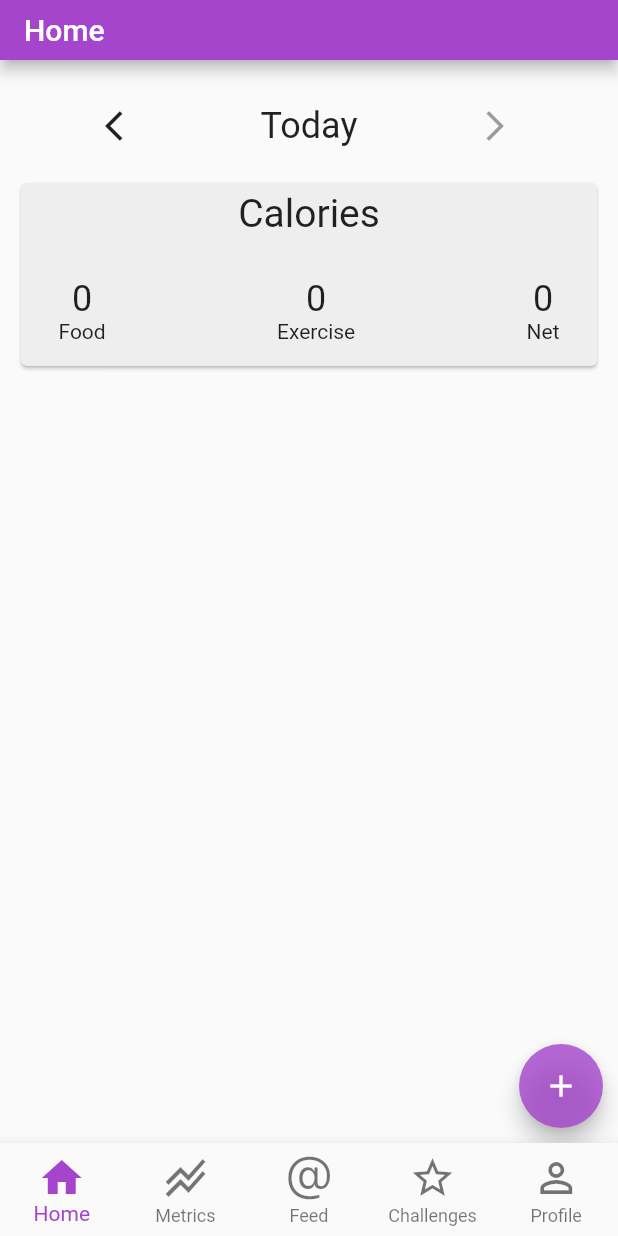
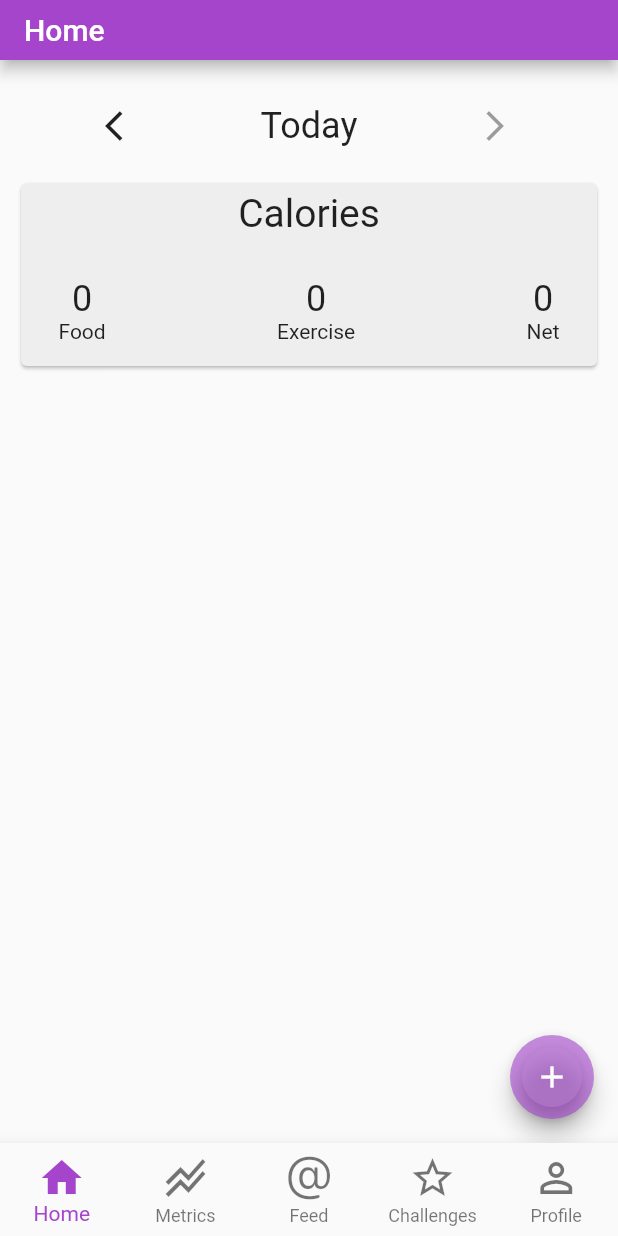
Before and after one commit to bakhtw1/Trifit, a Flutter app: the screen it shows after launch, on a phone screen of 412 x 824 dp. Run offline on Flutter 3.47's test engine with Material 2 defaults, Android fonts, the phone set to English and light mode, and no system bars.

Commit message:
Add step management/some UI changes

```diff
--- a/lib/Screens/home.dart
+++ b/lib/Screens/home.dart
@@ -1,11 +1,16 @@
 import 'dart:convert';
 
 import 'package:flutter/material.dart';
+import 'package:trifit/controllers/StepController.dart';
 import 'package:trifit/models/MealModel.dart';
-import '../assets/Styles.dart' as tfstyle;
+import 'package:trifit/models/StepModel.dart';
+import '../assets/Styles.dart';
 import '../components/dropdown.dart';
+import '../components/expandableFab.dart';
 import '../utilities/FileReadWrite.dart';
 import 'package:intl/intl.dart';
+
+import '../utilities/UtilityFunctions.dart';
 
 
 class HomePage extends StatefulWidget {
@@ -35,6 +40,8 @@ class _HomePageState extends State<HomePage> {
   DateTime selectedDate = DateTime.now();
   bool isDecrementDateButtonDisabled = false;
   bool isIncrementDateButtonDisabled = true;
+  List steps = [];
+  var stepController = StepController();
 
   @override
   Widget build(BuildContext context) {
@@ -45,7 +52,8 @@ class _HomePageState extends State<HomePage> {
       mealCards.add(mealCard(meal));
     }
 
-    return Stack(
+    return Scaffold(
+      body: Stack(
         children: [
           Column(
             mainAxisAlignment: MainAxisAlignment.start,
@@ -78,24 +86,29 @@ class _HomePageState extends State<HomePage> {
               ),
             ]
           ),
-        Positioned(
-          bottom: 10,
-          right: 10,
-          child: FloatingActionButton(
-            backgroundColor: tfstyle.trifitColor[700],
-            onPressed: () {
-              var newMeal;
-              showMealEntryDialog(() {
+        ],
+      ),
+      floatingActionButton: ExpandableFab(
+        distance: 60.0,
+        children: [
+          ActionButton(
+              onPressed: () => showStepEntryDialog(() => {
                 setState(() {
                   loadJson();
-                });
-              });
-            },
-            tooltip: 'Add a new entry',
-            child: const Icon(Icons.add),
+                })
+              }),
+              icon: const Icon(Icons.directions_walk_outlined),
           ),
+          ActionButton(
+              onPressed: () => showMealEntryDialog(() => {
+                setState(() {
+                  loadJson();
+                })
+              }),
+              icon: const Icon(Icons.restaurant),
           )
         ],
+      ),
     );
   }
 
@@ -190,14 +203,82 @@ class _HomePageState extends State<HomePage> {
                   child: Text('Cancel'),
                 ),
                 TextButton(
-                  onPressed: () {
+                  onPressed: () async {
                     if (_formKey.currentState!.validate()) {
                       var meal = makeMealModel(mealTypeDropdownValue, itemControllers, calorieControllers);
-                      var file = FileReadWrite("data.json");
                       mealData.add(meal.toJson());
-                      file.write(jsonEncode(mealData));
+                      await writeJson("mealdata-${selectedDate}.json", jsonEncode(mealData));
                       ScaffoldMessenger.of(context).showSnackBar(
                         SnackBar(content: Text('Successfully added meal'), backgroundColor: Colors.green,),
+                      );
+                      reload();
+                      Navigator.pop(context);
+                    }
+                  },
+                  child: Text('Add'),
+                ),
+              ],
+            );
+          }
+        );
+      },
+    );
+  }
+
+  void showStepEntryDialog(reload) {
+    final _formKey = GlobalKey<FormState>();
+
+    TextEditingController stepTextController = TextEditingController();
+
+    showDialog(
+      context: context,
+      builder: (context) {
+      return StatefulBuilder(
+        builder: (context, setState) {
+          return AlertDialog(
+            title: Text('Add steps'),
+            insetPadding: EdgeInsets.zero,
+            content: Container(
+                width: 200,
+                child: SingleChildScrollView(
+                  child: Form(
+                    key: _formKey,
+                    child: Column(
+                      crossAxisAlignment: CrossAxisAlignment.start,
+                      children: [
+                        Container(
+                          width: 100,
+                          child: TextFormField(
+                            keyboardType: TextInputType.number,
+                            controller: stepTextController,
+                            decoration: InputDecoration(hintText: "Steps"),
+                            validator: (value) {
+                              if (value == null || value.isEmpty) {
+                                return 'Required';
+                              }
+                              if (num.tryParse(value) == null) {
+                                return 'Must be number';
+                              }
+                              return null;
+                            },
+                          ),
+                        )
+                      ],
+                    )
+                  )
+                ),
+              ),
+              actions: [
+                TextButton(
+                  onPressed: () => Navigator.pop(context),
+                  child: Text('Cancel'),
+                ),
+                TextButton(
+                  onPressed: () async {
+                    if (_formKey.currentState!.validate()) {
+                      await stepController.addSteps(stepTextController.text, selectedDate);
+                      ScaffoldMessenger.of(context).showSnackBar(
+                        SnackBar(content: Text('Successfully added steps'), backgroundColor: Colors.green,),
                       );
                       reload();
                       Navigator.pop(context);
@@ -271,7 +352,8 @@ class _HomePageState extends State<HomePage> {
 
   Widget calorieSummary(List meals) {
     int calsFromFood = calculateCaloriesFromFood();
-    int calsFromExercise = 0;
+    // Active walking calories can very loosely be calculated as 0.04 * number of steps
+    int calsFromExercise = isLoading ? 0 : (stepController.getStepsForDate(selectedDate)*0.04).ceil();
     String netCals = (calsFromFood - calsFromExercise).toString();
 
     return Container(
@@ -290,9 +372,9 @@ class _HomePageState extends State<HomePage> {
                     child: Row(
                     mainAxisAlignment: MainAxisAlignment.spaceBetween,
                     children: [
-                      Column(children: [Text(calsFromFood.toString(), style: tfstyle.homeCardTitleTextStyle), Text("Food")]),
-                      Column(children: [Text(calsFromExercise.toString(), style: tfstyle.homeCardTitleTextStyle), Text("Exercise")]),
-                      Column(children: [Text(netCals, style: tfstyle.homeCardTitleTextStyle) ,Text("Net")]),
+                      Column(children: [Text(calsFromFood.toString(), style: homeCardTitleTextStyle), Text("Food")]),
+                      Column(children: [Text(calsFromExercise.toString(), style: homeCardTitleTextStyle), Text("Exercise")]),
+                      Column(children: [Text(netCals, style: homeCardTitleTextStyle) ,Text("Net")]),
                     ],
                   )
                 )
@@ -312,9 +394,9 @@ class _HomePageState extends State<HomePage> {
         padding: EdgeInsets.only(top: 5, bottom: 5),
         child: Row(
           children: [
-            Text(item["name"], style: tfstyle.cardBodyTextStyle),
+            Text(item["name"], style: cardBodyTextStyle),
             Spacer(),
-            Text(item["calories"].toString() + " cals", style: tfstyle.cardBodyTextStyle),
+            Text(item["calories"].toString() + " cals", style: cardBodyTextStyle),
           ],
         )
         )
@@ -335,7 +417,7 @@ class _HomePageState extends State<HomePage> {
             child: Column(
               mainAxisAlignment: MainAxisAlignment.start,
               children: [
-                Text(meal["type"] as String, style: tfstyle.homeCardTitleTextStyle),
+                Text(meal["type"] as String, style: homeCardTitleTextStyle),
                 SizedBox(height: 10),
                 Column(children: items)
               ],
@@ -384,8 +466,9 @@ class _HomePageState extends State<HomePage> {
   loadJson() async {
     isLoading = true;
     //await Future.delayed(Duration(seconds: 1)); // Uncomment to verify loading states working
-    var file = FileReadWrite("data.json");
-    String data = await file.read();
+    var mealFile = FileReadWrite("mealdata-${selectedDate}.json");
+    String data = await mealFile.read();
+    await stepController.loadSteps();
     dynamic jsonResult;
     try { jsonResult = json.decode(data); } on Exception catch (_) {
       jsonResult = [];
@@ -396,10 +479,6 @@ class _HomePageState extends State<HomePage> {
       selectedMealData = mealData.where((i) => DateTime.parse(i["date"]) == selectedDate).toList();
       isLoading = false;
     });
-  }
-
-  simpleDate(DateTime date) {
-    return new DateTime(date.year, date.month, date.day);
   }
 
   incrementSelectedDate(int addsub) {
@@ -420,13 +499,13 @@ class _HomePageState extends State<HomePage> {
   selectedDateLabel() {
     Text label;
     if (selectedDate == simpleDate(DateTime.now())) {
-      label = Text("Today", style: tfstyle.homeCardTitleTextStyle);
+      label = Text("Today", style: homeCardTitleTextStyle);
     }
     else if (selectedDate == simpleDate(DateTime.now().subtract(Duration(days: 1)))) {
-      label = Text("Yesterday", style: tfstyle.homeCardTitleTextStyle);
+      label = Text("Yesterday", style: homeCardTitleTextStyle);
     }
     else {
-      label = Text("${DateFormat.MMMM().format(selectedDate)} ${selectedDate.day}", style: tfstyle.homeCardTitleTextStyle);
+      label = Text("${DateFormat.MMMM().format(selectedDate)} ${selectedDate.day}", style: homeCardTitleTextStyle);
     }
     return (Container(width: 200, child: Center(child: label)));
   }
--- /dev/null
+++ b/lib/components/expandableFab.dart
@@ -0,0 +1,205 @@
+import 'dart:math' as math;
+import 'package:flutter/material.dart';
+
+/*
+Modified version of the component from https://medium.com/@sabikrahat/want-to-set-an-expandable-floating-button-in-your-flutter-project-3cedfd511a2d
+Expanding floating action that automatically calculates the angles of the expanding buttons and accepts an onpressed function and icon
+*/
+
+@immutable
+class ExpandableFab extends StatefulWidget {
+  const ExpandableFab({
+    Key? key,
+    this.initialOpen,
+    required this.distance,
+    required this.children,
+  }) : super(key: key);
+final bool? initialOpen;
+  final double distance;
+  final List<Widget> children;
+@override
+  _ExpandableFabState createState() => _ExpandableFabState();
+}
+class _ExpandableFabState extends State<ExpandableFab>
+    with SingleTickerProviderStateMixin {
+  late final AnimationController _controller;
+  late final Animation<double> _expandAnimation;
+  bool _open = false;
+@override
+  void initState() {
+    super.initState();
+    _open = widget.initialOpen ?? false;
+    _controller = AnimationController(
+      value: _open ? 1.0 : 0.0,
+      duration: const Duration(milliseconds: 250),
+      vsync: this,
+    );
+    _expandAnimation = CurvedAnimation(
+      curve: Curves.fastOutSlowIn,
+      reverseCurve: Curves.easeOutQuad,
+      parent: _controller,
+    );
+  }
+@override
+  void dispose() {
+    _controller.dispose();
+    super.dispose();
+  }
+void _toggle() {
+    setState(() {
+      _open = !_open;
+      if (_open) {
+        _controller.forward();
+      } else {
+        _controller.reverse();
+      }
+    });
+  }
+@override
+  Widget build(BuildContext context) {
+    return SizedBox.expand(
+      child: Stack(
+        alignment: Alignment.bottomRight,
+        clipBehavior: Clip.none,
+        children: [
+          _buildTapToCloseFab(),
+          ..._buildExpandingActionButtons(),
+          _buildTapToOpenFab(),
+        ],
+      ),
+    );
+  }
+Widget _buildTapToCloseFab() {
+    return SizedBox(
+      width: 56.0,
+      height: 56.0,
+      child: Center(
+        child: Material(
+          shape: const CircleBorder(),
+          clipBehavior: Clip.antiAlias,
+          elevation: 4.0,
+          child: InkWell(
+            onTap: _toggle,
+            child: Padding(
+              padding: const EdgeInsets.all(8.0),
+              child: Icon(
+                Icons.close,
+                color: _open ? Theme.of(context).primaryColor : Colors.transparent,
+              ),
+            ),
+          ),
+        ),
+      ),
+    );
+  }
+List<Widget> _buildExpandingActionButtons() {
+    final children = <Widget>[];
+    final count = widget.children.length;
+    final step = 90.0 / (count - 1);
+    for (var i = 0, angleInDegrees = 0.0;
+        i < count;
+        i++, angleInDegrees += step) {
+      children.add(
+        _ExpandingActionButton(
+          directionInDegrees: angleInDegrees,
+          maxDistance: widget.distance,
+          progress: _expandAnimation,
+          child: widget.children[i],
+        ),
+      );
+    }
+    return children;
+  }
+Widget _buildTapToOpenFab() {
+    return IgnorePointer(
+      ignoring: _open,
+      child: AnimatedContainer(
+        transformAlignment: Alignment.center,
+        transform: Matrix4.diagonal3Values(
+          _open ? 0.7 : 1.0,
+          _open ? 0.7 : 1.0,
+          1.0,
+        ),
+        duration: const Duration(milliseconds: 250),
+        curve: const Interval(0.0, 0.5, curve: Curves.easeOut),
+        child: AnimatedOpacity(
+          opacity: _open ? 0.0 : 1.0,
+          curve: const Interval(0.25, 1.0, curve: Curves.easeInOut),
+          duration: const Duration(milliseconds: 250),
+          child: FloatingActionButton(
+            onPressed: _toggle,
+            child: const Icon(Icons.add),
+          ),
+        ),
+      ),
+    );
+  }
+}
+@immutable
+class _ExpandingActionButton extends StatelessWidget {
+  _ExpandingActionButton({
+    Key? key,
+    required this.directionInDegrees,
+    required this.maxDistance,
+    required this.progress,
+    required this.child,
+  }) : super(key: key);
+final double directionInDegrees;
+  final double maxDistance;
+  final Animation<double> progress;
+  final Widget child;
+@override
+  Widget build(BuildContext context) {
+    return AnimatedBuilder(
+      animation: progress,
+      builder: (context, child) {
+        final offset = Offset.fromDirection(
+          directionInDegrees * (math.pi / 180.0),
+          progress.value * maxDistance,
+        );
+        return Positioned(
+          right: 4.0 + offset.dx,
+          bottom: 4.0 + offset.dy,
+          child: Transform.rotate(
+            angle: (1.0 - progress.value) * math.pi / 2,
+            child: child!,
+          ),
+        );
+      },
+      child: FadeTransition(
+        opacity: progress,
+        child: child,
+      ),
+    );
+  }
+}
+@immutable
+class ActionButton extends StatelessWidget {
+  const ActionButton({
+    Key? key,
+    required this.icon,
+    this.tooltip,
+    this.onPressed,
+  }) : super(key: key);
+final VoidCallback? onPressed;
+  final Widget icon;
+  final String? tooltip;
+@override
+  Widget build(BuildContext context) {
+    final theme = Theme.of(context);
+    return Material(
+      shape: const CircleBorder(),
+      clipBehavior: Clip.antiAlias,
+      color: theme.accentColor,
+      elevation: 4.0,
+      child: IconTheme.merge(
+        data: theme.accentIconTheme,
+        child: IconButton(
+          tooltip: tooltip,
+          onPressed: onPressed,
+          icon: icon,
+        ),
+      ),
+    );
+  }
+}
--- /dev/null
+++ b/lib/controllers/StepController.dart
@@ -0,0 +1,67 @@
+import 'dart:convert';
+import 'package:trifit/utilities/FileReadWrite.dart';
+import '../models/StepModel.dart';
+import '../utilities/UtilityFunctions.dart';
+
+class StepController {
+  var file = FileReadWrite("steps.json");
+  var allSteps = [];
+
+  // Fetches step data for the current day and days-1 previous days
+  getStepsForPastDays(int days) {
+    print(allSteps);
+    var filteredSteps = [];
+    for (int i = 0; i <= days; i++) {
+      filteredSteps.addAll(_getStepsForDay(simpleDate(DateTime.now()).subtract(Duration(days: i))));
+    }
+    return filteredSteps;
+  }
+
+  getStepsForDate(DateTime date) {
+    var stepCount = 0.0;
+    for (var step in allSteps) {
+      if (step["date"] == date.toString()) {
+        try { stepCount = double.parse(step["steps"]);}
+        catch(e) { stepCount = 0; }
+      }
+    }
+    return stepCount;
+  }
+
+  // Fetches all step data
+  loadSteps() async {
+    var content = await file.read();
+    try { allSteps = json.decode(content); } on Exception catch (_) {
+      allSteps = [];
+    }
+  }
+
+  _getStepsForDay(DateTime day) {
+    return allSteps.where((i) => i["date"] == day.toString()).toList();
+  }
+
+  addSteps(String toAdd, DateTime date) async {
+    var stepFile = FileReadWrite("steps.json");
+    String stepData = await stepFile.read();
+    bool dateHasSteps = false;
+    var jsonResult;
+
+    try { jsonResult = json.decode(stepData); } on Exception catch (_) {
+      jsonResult = [];
+    }
+    allSteps = jsonResult;
+
+    print(allSteps);
+    for (var step in allSteps) {
+      if (step["date"] == date.toString()) {
+        step["steps"] = (int.parse(step["steps"])+int.parse(toAdd)).toString();
+        dateHasSteps = true;
+        break;
+      }
+    }
+    if (!dateHasSteps) {
+      allSteps.add(StepModel(toAdd, date).toJson());
+    }
+    writeJson("steps.json", jsonEncode(allSteps));
+  }
+}
--- /dev/null
+++ b/lib/models/StepModel.dart
@@ -0,0 +1,10 @@
+class StepModel {
+  late final String steps;
+  late final DateTime date;
+
+  StepModel(this.steps, this.date);
+
+  Map<String, dynamic> toJson() {
+    return {'steps':steps, 'date': date.toString()};
+  }
+}
--- a/lib/utilities/FileReadWrite.dart
+++ b/lib/utilities/FileReadWrite.dart
@@ -21,7 +21,6 @@ class FileReadWrite {
 
   Future<File> get _localFile async {
     final path = await _localPath;
-    print(path);
     return File('$path/$fileName');
   }
 
--- /dev/null
+++ b/lib/utilities/UtilityFunctions.dart
@@ -0,0 +1,10 @@
+import 'FileReadWrite.dart';
+
+writeJson(String filename, String content) async {
+    var file = FileReadWrite(filename);
+    await file.write(content);
+}
+
+DateTime simpleDate(DateTime date) {
+  return new DateTime(date.year, date.month, date.day);
+}
```
Lines whose indentation alone changed are shown as unchanged.
